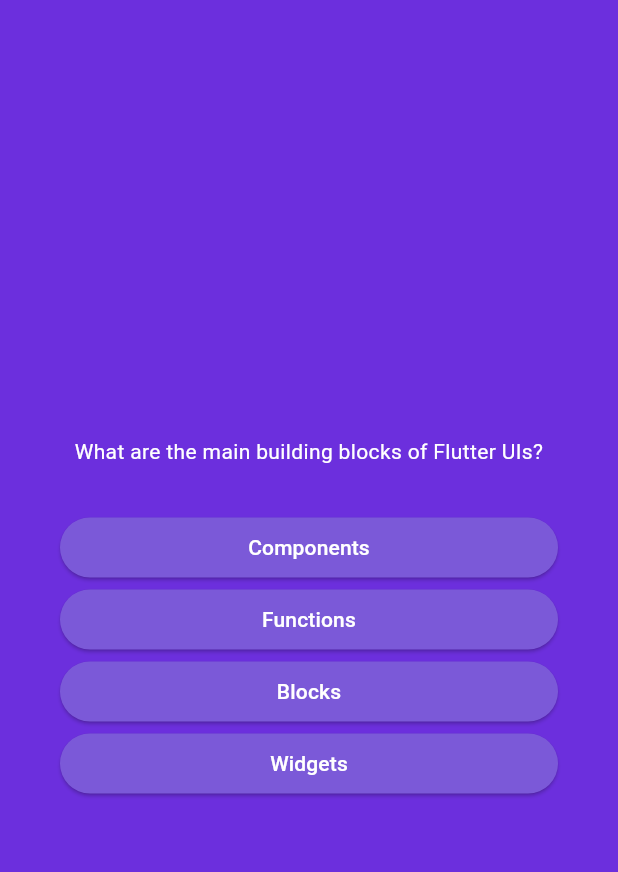
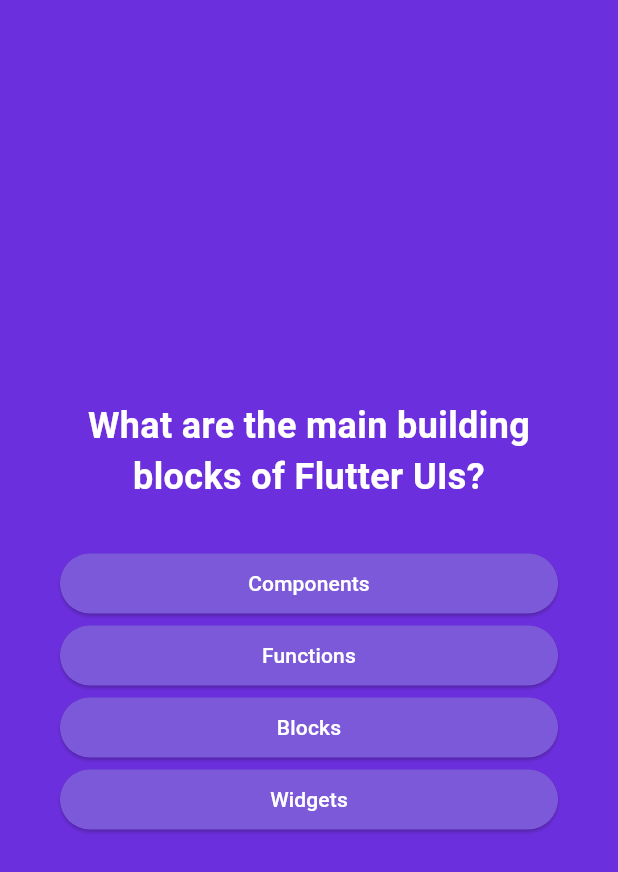
Before and after one commit to Saiprasath13021999/Quizapp_for_android, a Flutter app: the screen it shows after launch, after a tap on "Start Quiz", on a phone screen of 412 x 824 dp. Shown: the top 872 px of the screen. Run offline on Flutter 3.47's test engine with Material 3 defaults, Android fonts, the phone set to English and light mode, and no system bars; our stand-ins replace google_fonts.

Commit message:
Final Commit

```diff
--- a/lib/home.dart
+++ b/lib/home.dart
@@ -1,5 +1,6 @@
 import 'package:flutter/material.dart';
 import 'package:quizapp/quiz.dart';
+import 'package:google_fonts/google_fonts.dart';
 
 class Homepage extends StatefulWidget {
   const Homepage({Key? key}) : super(key: key);
@@ -25,9 +26,9 @@ class _HomepageState extends State<Homepage> {
             ),
           ),
           const SizedBox(height: 80),
-          const Text(
+          Text(
             'Learn Flutter the fun way!',
-            style: TextStyle(
+            style: GoogleFonts.lato(
               fontSize: 24,
               color: Colors.white,
             ),
--- a/lib/main.dart
+++ b/lib/main.dart
@@ -8,7 +8,7 @@ void main() {
 class MyApp extends StatelessWidget {
   @override
   Widget build(BuildContext context) {
-    return MaterialApp(
+    return const MaterialApp(
       debugShowCheckedModeBanner: false,
       home: Homepage(), // Set Homepage as the home screen
     );
--- a/lib/quiz.dart
+++ b/lib/quiz.dart
@@ -1,9 +1,12 @@
 import 'package:flutter/material.dart';
 import 'package:quizapp/answer_button.dart';
 import 'package:quizapp/data/question.dart';
+import 'package:google_fonts/google_fonts.dart';
+
+import 'package:quizapp/result_screen.dart';
 
 class Quiz extends StatefulWidget {
-  const Quiz({super.key});
+  const Quiz({Key? key}) : super(key: key);
 
   @override
   State<Quiz> createState() => _QuizState();
@@ -11,16 +14,27 @@ class Quiz extends StatefulWidget {
 
 class _QuizState extends State<Quiz> {
   var currentQuestionIndex = 0;
+  List<String> selectedAnswers = [];
 
-  void answerQuestion() {
+  void answerQuestion(String answer) {
     setState(() {
-      currentQuestionIndex ++;
+      if (currentQuestionIndex < questions.length - 1) {
+        selectedAnswers.add(answer);
+        currentQuestionIndex++;
+      } else {
+        // If all questions have been answered, navigate to the result screen
+        selectedAnswers.add(answer);
+        Navigator.push(
+          context,
+          MaterialPageRoute(builder: (context) => ResultScreen(chosenAnswers : selectedAnswers)),
+        );
+      }
     });
   }
 
   @override
   Widget build(BuildContext context) {
-    final CurrentQuestion = questions[currentQuestionIndex];
+    final currentQuestion = questions[currentQuestionIndex];
 
     return Scaffold(
       backgroundColor: Color.fromARGB(255, 108, 47, 221),
@@ -31,19 +45,21 @@ class _QuizState extends State<Quiz> {
             mainAxisAlignment: MainAxisAlignment.center,
             crossAxisAlignment: CrossAxisAlignment.stretch,
             children: [
-                Text(
-                CurrentQuestion.text,
-                style: const TextStyle(
+              Text(
+                currentQuestion.text,
+                style: GoogleFonts.tiltNeon(
                   color: Colors.white,
+                  fontSize: 24,
+                  fontWeight: FontWeight.bold,
                 ),
                 textAlign: TextAlign.center,
               ),
               const SizedBox(
                 height: 30,
               ),
-              ...CurrentQuestion.getShuffledAnswers().map((answers) {
-                return  AnswerButton(answerText: answers, onTap: answerQuestion,);
-              },),
+              ...currentQuestion.getShuffledAnswers().map((answer) {
+                return AnswerButton(answerText: answer, onTap: () => answerQuestion(answer));
+              }),
             ],
           ),
         ),
--- a/pubspec.yaml
+++ b/pubspec.yaml
@@ -35,6 +35,7 @@ dependencies:
   # The following adds the Cupertino Icons font to your application.
   # Use with the CupertinoIcons class for iOS style icons.
   cupertino_icons: ^1.0.6
+  google_fonts: ^6.2.1
 
 dev_dependencies:
   flutter_test:
```
Also changed, not shown: lib/question_summary.dart (added, +72 -0 lines), lib/result_screen.dart (added, +70 -0 lines), pubspec.lock, 1 other file.
